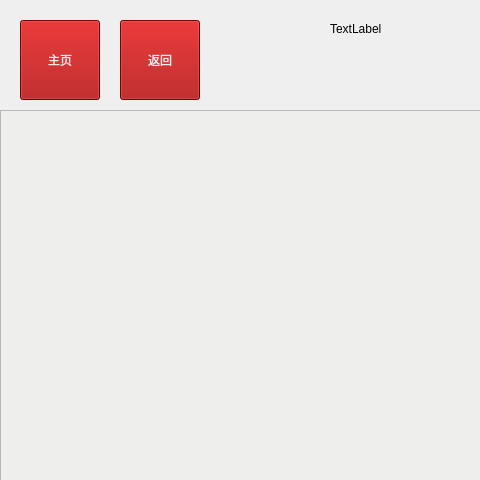
First picture: the form in formreal.ui, repository taoxuMemo/Edit, before the edit.
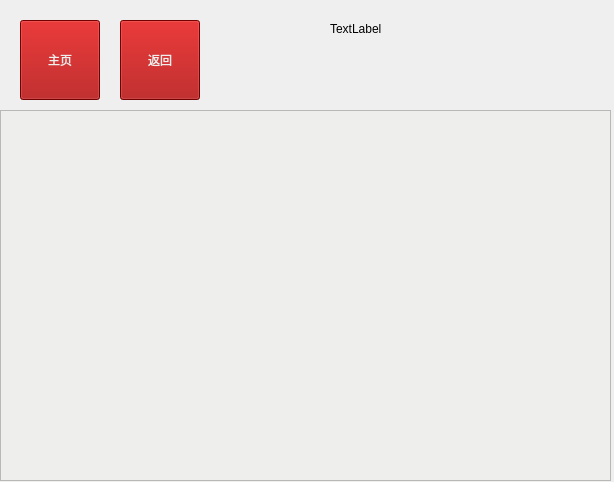
Second picture: the form after the edit.

What changed in the file:
```diff
--- a/formreal.ui
+++ b/formreal.ui
@@ -6,8 +6,8 @@
    <rect>
     <x>0</x>
     <y>0</y>
-    <width>480</width>
-    <height>480</height>
+    <width>614</width>
+    <height>482</height>
    </rect>
   </property>
   <property name="windowTitle">
@@ -18,7 +18,7 @@
     <rect>
      <x>0</x>
      <y>110</y>
-     <width>481</width>
+     <width>611</width>
      <height>371</height>
     </rect>
    </property>
```
